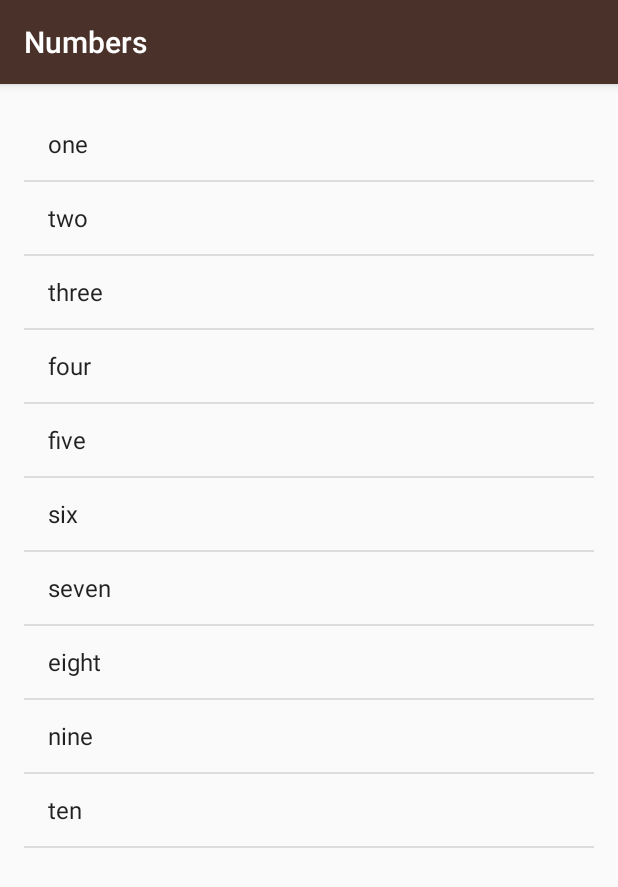
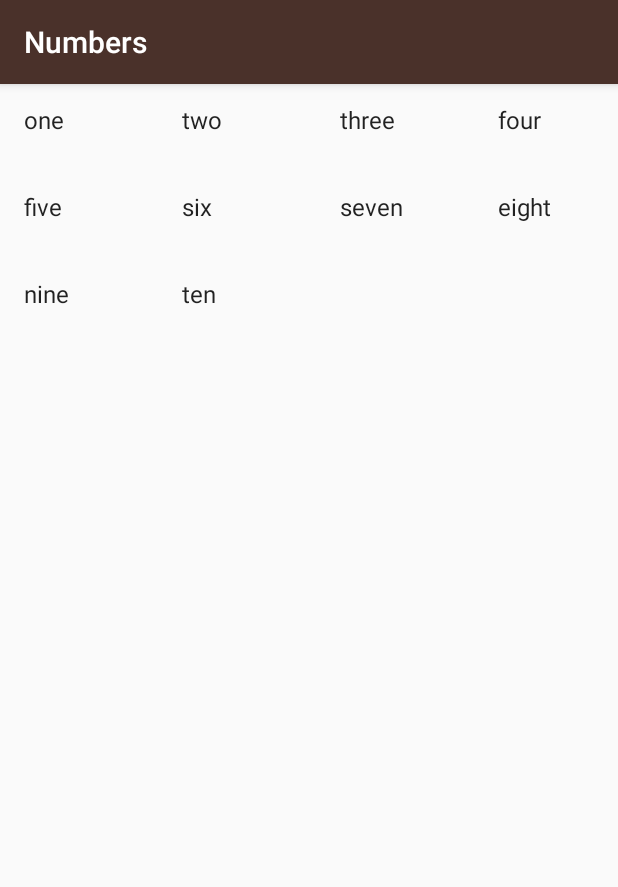
Before and after one commit to leesc22/miwok, an Android app: the NumbersActivity screen opened directly, with no data from a screen before it, on a phone screen of 412 x 824 dp. Shown: the top 887 px of the screen. Run offline under Robolectric (Android 15) with nearby library versions, the phone set to English and light mode, and no system bars.

Commit message:
Experiment with using GridView

```diff
--- a/app/src/main/java/com/example/android/miwok/NumbersActivity.kt
+++ b/app/src/main/java/com/example/android/miwok/NumbersActivity.kt
@@ -3,7 +3,7 @@ package com.example.android.miwok
 import android.support.v7.app.AppCompatActivity
 import android.os.Bundle
 import android.widget.ArrayAdapter
-import android.widget.ListView
+import android.widget.GridView
 
 
 class NumbersActivity : AppCompatActivity() {
@@ -25,12 +25,12 @@ class NumbersActivity : AppCompatActivity() {
         // Find the {@link ListView} object in the view hierarchy of the {@link Activity}.
         // There should be a {@link ListView} with the view ID called list, which is declared in the
         // activity_numbers.xml layout file.
-        val listView = findViewById(R.id.list) as ListView
+        val gridView = findViewById(R.id.gridview) as GridView
 
         // Make the {@link ListView} use the {@link ArrayAdapter} we created above, so that the
         // {@link ListView} will display list items for each word in the list of words.
         // Do this by calling the setAdapter method on the {@link ListView} object and pass in
         // 1 argument, which is the {@link ArrayAdapter} with the variable name itemsAdapter.
-        listView.setAdapter(itemsAdapter)
+        gridView.setAdapter(itemsAdapter)
     }
 }
--- a/app/src/main/res/layout/activity_numbers.xml
+++ b/app/src/main/res/layout/activity_numbers.xml
@@ -1,14 +1,11 @@
 <?xml version="1.0" encoding="utf-8"?>
-<ListView
-    xmlns:android="http://schemas.android.com/apk/res/android"
-    xmlns:tools="http://schemas.android.com/tools"
-    android:id="@+id/list"
+<GridView xmlns:android="http://schemas.android.com/apk/res/android"
+    android:id="@+id/gridview"
     android:layout_width="match_parent"
     android:layout_height="match_parent"
-    android:orientation="vertical"
-    android:paddingBottom="@dimen/activity_vertical_margin"
-    android:paddingLeft="@dimen/activity_horizontal_margin"
-    android:paddingRight="@dimen/activity_horizontal_margin"
-    android:paddingTop="@dimen/activity_vertical_margin"
-    tools:context=".NumbersActivity">
-</ListView>
+    android:columnWidth="90dp"
+    android:numColumns="auto_fit"
+    android:verticalSpacing="10dp"
+    android:horizontalSpacing="10dp"
+    android:stretchMode="columnWidth"
+    android:gravity="center" />
```
